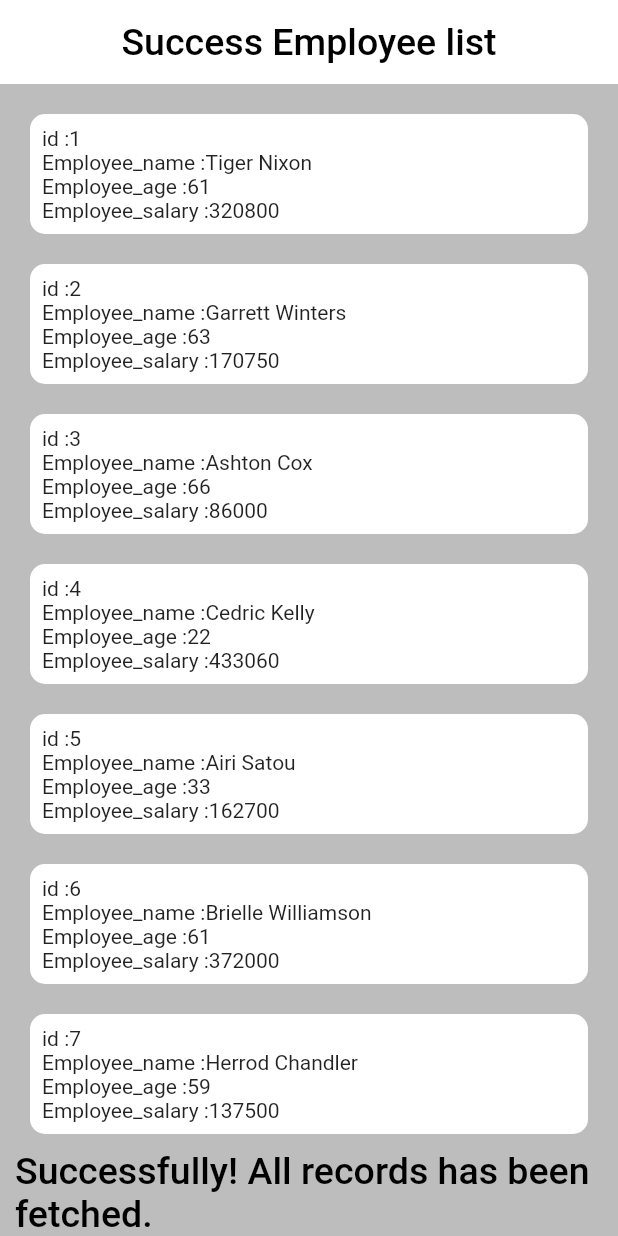
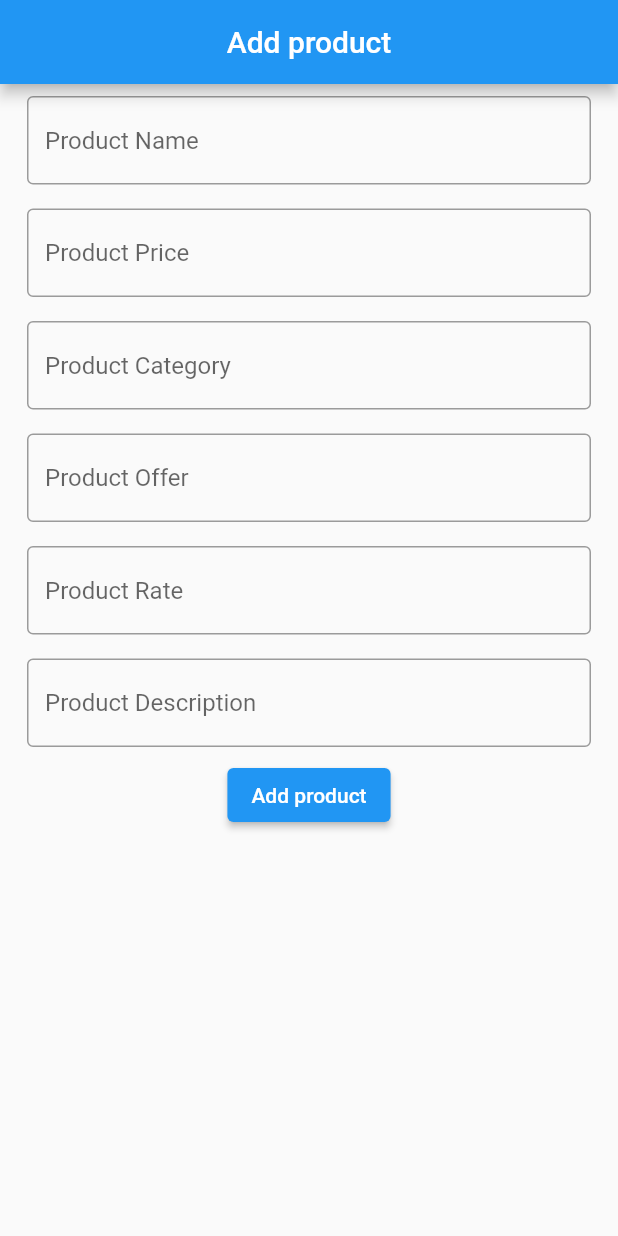
Before and after one commit to Flutter2616/json_parsing, a Flutter app: the screen it shows after launch, on a phone screen of 412 x 824 dp. Run offline on Flutter 3.47's test engine with Material 2 defaults, Android fonts, the phone set to English and light mode, and no system bars; our stand-ins replace google_fonts, sizer.

```diff
--- a/lib/main.dart
+++ b/lib/main.dart
@@ -1,26 +1,34 @@
 import'package:flutter/material.dart';
+import 'package:json_parsing/provider/Product_provider.dart';
+import 'package:json_parsing/provider/add_product_provider.dart';
 import 'package:json_parsing/provider/cart_provider.dart';
 import 'package:json_parsing/provider/employee_provider.dart';
 import 'package:json_parsing/provider/post_provider.dart';
 import 'package:json_parsing/provider/user_provider.dart';
+import 'package:json_parsing/view/add_product_screen.dart';
 import 'package:json_parsing/view/cart_screen.dart';
 import 'package:json_parsing/view/employee_screen.dart';
 import 'package:json_parsing/view/home_screen.dart';
 import 'package:json_parsing/view/post_screen.dart';
+import 'package:json_parsing/view/product_screen.dart';
 import 'package:json_parsing/view/user_data_screen.dart';
 import 'package:provider/provider.dart';
+import 'package:sizer/sizer.dart';
 void main()
 {
   runApp(
-    MultiProvider(
+    Sizer(builder: (context, orientation, deviceType) {
+      return MultiProvider(
         providers: [
           ChangeNotifierProvider(create: (context) => Postprovider()),
           ChangeNotifierProvider(create: (context) => Userprovider()),
           ChangeNotifierProvider(create: (context) => Cartprovider()),
           ChangeNotifierProvider(create: (context) => Employeeprovider()),
+          ChangeNotifierProvider(create: (context) => Productprovider()),
+          ChangeNotifierProvider(create: (context) => Addprovider()),
         ],
         child: MaterialApp(
-        initialRoute: 'employee',
+          initialRoute: 'add',
           debugShowCheckedModeBanner: false,
           routes: {
             '/':(context) => Homescreen(),
@@ -28,8 +36,12 @@ void main()
             'user':(context) => Userscreen(),
             'cart':(context) => Cartscreen(),
             'employee':(context) => Employeescreen(),
+            'product':(context) => Productscreen(),
+            'add':(context) => Addproductscreen(),
           },
         ),
+      );
+    },
     ),
   );
 }
--- a/lib/model/cart_model.dart
+++ b/lib/model/cart_model.dart
@@ -2,7 +2,7 @@ class Cartmodel {
   String? date;
   int? id, userid, v;
   List<dynamic>? product;
-  List<Productmodel>? productmodel;
+  List<Productmodel1>? productmodel;
 
 
 
@@ -16,7 +16,7 @@ class Cartmodel {
 
   factory Cartmodel.fromjson(Map m) {
     List<dynamic> productlist=m['products'] ;
-    List<Productmodel> product = productlist.map((e) => Productmodel.fromjson(e)).toList();
+    List<Productmodel1> product = productlist.map((e) => Productmodel1.fromjson(e)).toList();
 
     return Cartmodel(
         id: m['id'],
@@ -27,12 +27,12 @@ class Cartmodel {
   }
 }
 
-class Productmodel {
+class Productmodel1 {
   int? productid, quntity;
 
-  Productmodel({this.productid, this.quntity});
+  Productmodel1({this.productid, this.quntity});
 
-  factory Productmodel.fromjson(Map m1) {
-    return Productmodel(productid: m1['productId'], quntity: m1['quantity']);
+  factory Productmodel1.fromjson(Map m1) {
+    return Productmodel1(productid: m1['productId'], quntity: m1['quantity']);
   }
 }
--- /dev/null
+++ b/lib/model/product_model.dart
@@ -0,0 +1,31 @@
+class Productmodel {
+  num? id, price;
+  String? title, description, category, image;
+  Ratingmodel? ratingmodel;
+
+  Productmodel({this.id,
+    this.price,
+    this.title,
+    this.description,
+    this.category,
+    this.image,
+    this.ratingmodel});
+
+  factory Productmodel.fromjson(Map m)
+  {
+    return Productmodel(
+        id: m['id'], title:m['title'], image:m['image'], price:m['price'], category:m['category'], description:m['description'],
+        ratingmodel: Ratingmodel.fromjson(m['rating']));
+  }
+}
+
+class Ratingmodel {
+  num? rate, count;
+
+  Ratingmodel({this.rate, this.count});
+
+  factory Ratingmodel.fromjson(Map m1)
+  {
+    return Ratingmodel(count: m1['count'], rate: m1['rate']);
+  }
+}
--- a/lib/provider/employee_provider.dart
+++ b/lib/provider/employee_provider.dart
@@ -8,12 +8,12 @@ class Employeeprovider extends ChangeNotifier
 {
   Map employeelist= {};
   Employeemodel? employee;
-  // Employeemodel e=Employeemodel();
   Future<void> json_to_simple()
   async {
     String jsonstring=await rootBundle.loadString("assets/json/employee.json");
      employeelist=jsonDecode(jsonstring);
      employee=Employeemodel.fromjson(employeelist);
+     // print(employee!.employeedatalist!.length);
      notifyListeners();
   }
 }
--- /dev/null
+++ b/lib/utils/product_api.dart
@@ -0,0 +1,44 @@
+import 'dart:convert';
+
+import 'package:http/http.dart' as http;
+import 'package:json_parsing/model/cart_model.dart';
+import 'package:json_parsing/model/product_model.dart';
+
+class Api_helper {
+  static Api_helper api_helper = Api_helper();
+
+  Future<List<Productmodel>> productapi() async {
+    String link = "https://fakestoreapi.com/products";
+
+    var response = await http.get(Uri.parse(link));
+
+    List jsonlist = [];
+    jsonlist = jsonDecode(response.body);
+
+    List<Productmodel> product =
+        jsonlist.map((e) => Productmodel.fromjson(e)).toList();
+    return product;
+  }
+
+  Future<String> add_product_api(String name, String price, String offer,
+      String category, String rate, String desc) async {
+    String link =
+        'https://apidatahub.000webhostapp.com/MyShop/API/adddataapi.php';
+    var response = await http.post(Uri.parse(link), body: {
+      'p_name': name,
+      'p_price': price,
+      'p_offer': offer,
+      'p_category': category,
+      'p_rate': rate,
+      'p_desc': desc
+    });
+
+    var json = jsonDecode(response.body);
+
+    if (json[0]['status'] == 'ok') {
+      return 'success';
+    } else {
+      return 'failed';
+    }
+  }
+}
--- /dev/null
+++ b/lib/view/add_product_screen.dart
@@ -0,0 +1,86 @@
+import 'package:flutter/material.dart';
+import 'package:json_parsing/provider/add_product_provider.dart';
+import 'package:provider/provider.dart';
+import 'package:sizer/sizer.dart';
+
+class Addproductscreen extends StatefulWidget {
+  const Addproductscreen({Key? key}) : super(key: key);
+
+  @override
+  State<Addproductscreen> createState() => _AddproductscreenState();
+}
+
+class _AddproductscreenState extends State<Addproductscreen> {
+  TextEditingController txtname = TextEditingController();
+  TextEditingController txtcategory = TextEditingController();
+  TextEditingController txtoffer = TextEditingController();
+  TextEditingController txtprice = TextEditingController();
+  TextEditingController txtdesc = TextEditingController();
+  TextEditingController txtrate = TextEditingController();
+  Addprovider? af;
+  Addprovider? at;
+
+  @override
+  Widget build(BuildContext context) {
+    af = Provider.of<Addprovider>(context, listen: false);
+    at = Provider.of<Addprovider>(context, listen: true);
+
+    return SafeArea(
+      child: Scaffold(
+        appBar: AppBar(title: Text("Add product"), centerTitle: true),
+        body: Center(
+          child: Padding(
+            padding: const EdgeInsets.symmetric(horizontal: 10.0),
+            child: Column(
+              mainAxisAlignment: MainAxisAlignment.start,
+              children: [
+                textbar("Product Name", txtname),
+                textbar("Product Price", txtprice),
+                textbar("Product Category", txtcategory),
+                textbar("Product Offer", txtoffer),
+                textbar("Product Rate", txtrate),
+                textbar("Product Description", txtdesc),
+                ElevatedButton(
+                    onPressed: () async {
+                      String msg = await af!.add_product(
+                          txtname.text,
+                          txtprice.text,
+                          txtoffer.text,
+                          txtcategory.text,
+                          txtrate.text,
+                          txtdesc.text);
+
+                      af!.cleartextfield(txtname, txtprice, txtoffer,
+                          txtcategory, txtrate, txtdesc);
+
+                      print('============${msg}=================');
+
+                      ScaffoldMessenger.of(context).showSnackBar(SnackBar(
+                          content: Text(
+                        "${msg}",
+                        style: TextStyle(color: Colors.white, fontSize: 18),
+                      )));
+                    },
+                    child: Text("Add product"))
+              ],
+            ),
+          ),
+        ),
+      ),
+    );
+  }
+
+  Widget textbar(String hint, TextEditingController controller) {
+    return Padding(
+      padding: const EdgeInsets.all(8.0),
+      child: TextField(
+        controller: controller,
+        textInputAction: TextInputAction.next,
+        decoration: InputDecoration(
+            hintText: "$hint",
+            border: OutlineInputBorder(
+                borderSide: BorderSide(color: Colors.black, width: 2))),
+      ),
+    );
+  }
+}
--- a/lib/view/employee_screen.dart
+++ b/lib/view/employee_screen.dart
@@ -30,7 +30,7 @@ class _EmployeescreenState extends State<Employeescreen> {
             elevation: 0,
             title: Text("Success Employee list",style: TextStyle(color: Colors.black,fontSize: 25,fontWeight: FontWeight.w500)),
             backgroundColor: Colors.white),
-        body: Padding(
+        body: et!.employee!=null ?Padding(
           padding: const EdgeInsets.symmetric(horizontal: 10.0),
           child: Column(
             crossAxisAlignment: CrossAxisAlignment.start,
@@ -71,7 +71,7 @@ class _EmployeescreenState extends State<Employeescreen> {
                       fontSize: 25)),
             ],
           ),
-        ),
+        ):Container(color: Colors.grey.shade100),
       ),
     );
   }
--- a/pubspec.yaml
+++ b/pubspec.yaml
@@ -35,7 +35,10 @@ dependencies:
   # The following adds the Cupertino Icons font to your application.
   # Use with the CupertinoIcons class for iOS style icons.
   cupertino_icons: ^1.0.2
+  google_fonts: ^4.0.4
   provider: ^6.0.5
+  http: any
+  sizer: ^2.0.15
 
 dev_dependencies:
   flutter_test:
```
Also changed, not shown: lib/provider/Product_provider.dart (added, +14 -0 lines), lib/provider/add_product_provider.dart (added, +29 -0 lines), lib/view/product_screen.dart (added, +230 -0 lines), pubspec.lock. Lines whose indentation alone changed are shown as unchanged.
